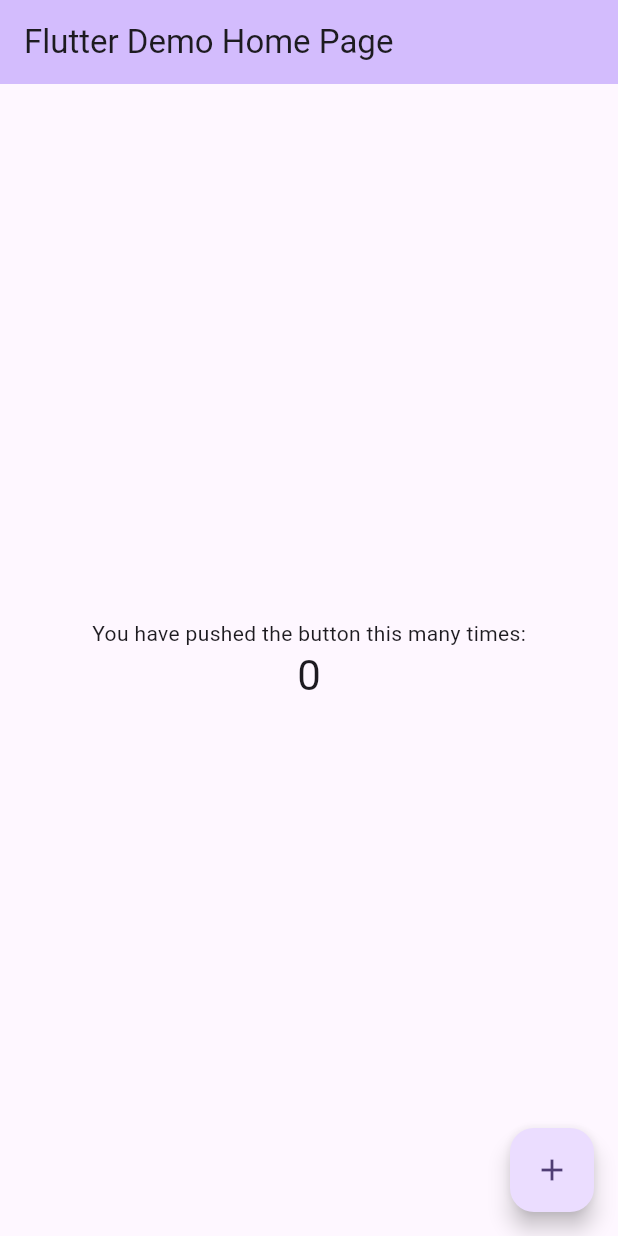
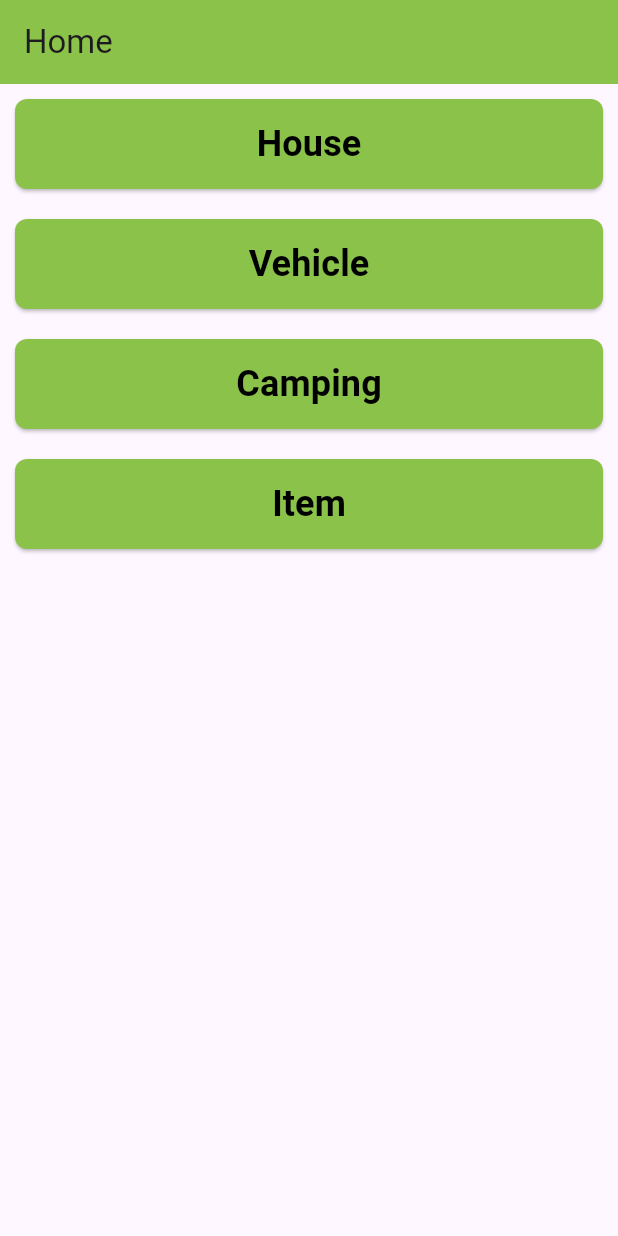
Before and after one commit to PasinduSandamalSenanayake/parippuwa_admin, a Flutter app: the screen it shows after launch, on a phone screen of 412 x 824 dp. Run offline on Flutter 3.47's test engine with Material 3 defaults, Android fonts, the phone set to English and light mode, and no system bars; our stand-ins replace firebase_core; accounts and stored records are empty.

Commit message:
add house

```diff
--- a/lib/main.dart
+++ b/lib/main.dart
@@ -1,125 +1,27 @@
 import 'package:flutter/material.dart';
+import 'package:firebase_core/firebase_core.dart';
+import 'package:parippuwa_admin/screen/home.dart';
+import 'firebase_options.dart';
 
-void main() {
+void main() async {
+  WidgetsFlutterBinding.ensureInitialized();
+  await Firebase.initializeApp(
+    options: DefaultFirebaseOptions.currentPlatform,
+  );
   runApp(const MyApp());
 }
 
 class MyApp extends StatelessWidget {
   const MyApp({super.key});
-
-  // This widget is the root of your application.
   @override
   Widget build(BuildContext context) {
     return MaterialApp(
       title: 'Flutter Demo',
       theme: ThemeData(
-        // This is the theme of your application.
-        //
-        // TRY THIS: Try running your application with "flutter run". You'll see
-        // the application has a purple toolbar. Then, without quitting the app,
-        // try changing the seedColor in the colorScheme below to Colors.green
-        // and then invoke "hot reload" (save your changes or press the "hot
-        // reload" button in a Flutter-supported IDE, or press "r" if you used
-        // the command line to start the app).
-        //
-        // Notice that the counter didn't reset back to zero; the application
-        // state is not lost during the reload. To reset the state, use hot
-        // restart instead.
-        //
-        // This works for code too, not just values: Most code changes can be
-        // tested with just a hot reload.
         colorScheme: ColorScheme.fromSeed(seedColor: Colors.deepPurple),
         useMaterial3: true,
       ),
-      home: const MyHomePage(title: 'Flutter Demo Home Page'),
+      home: const Home(),
     );
   }
 }
-
-class MyHomePage extends StatefulWidget {
-  const MyHomePage({super.key, required this.title});
-
-  // This widget is the home page of your application. It is stateful, meaning
-  // that it has a State object (defined below) that contains fields that affect
-  // how it looks.
-
-  // This class is the configuration for the state. It holds the values (in this
-  // case the title) provided by the parent (in this case the App widget) and
-  // used by the build method of the State. Fields in a Widget subclass are
-  // always marked "final".
-
-  final String title;
-
-  @override
-  State<MyHomePage> createState() => _MyHomePageState();
-}
-
-class _MyHomePageState extends State<MyHomePage> {
-  int _counter = 0;
-
-  void _incrementCounter() {
-    setState(() {
-      // This call to setState tells the Flutter framework that something has
-      // changed in this State, which causes it to rerun the build method below
-      // so that the display can reflect the updated values. If we changed
-      // _counter without calling setState(), then the build method would not be
-      // called again, and so nothing would appear to happen.
-      _counter++;
-    });
-  }
-
-  @override
-  Widget build(BuildContext context) {
-    // This method is rerun every time setState is called, for instance as done
-    // by the _incrementCounter method above.
-    //
-    // The Flutter framework has been optimized to make rerunning build methods
-    // fast, so that you can just rebuild anything that needs updating rather
-    // than having to individually change instances of widgets.
-    return Scaffold(
-      appBar: AppBar(
-        // TRY THIS: Try changing the color here to a specific color (to
-        // Colors.amber, perhaps?) and trigger a hot reload to see the AppBar
-        // change color while the other colors stay the same.
-        backgroundColor: Theme.of(context).colorScheme.inversePrimary,
-        // Here we take the value from the MyHomePage object that was created by
-        // the App.build method, and use it to set our appbar title.
-        title: Text(widget.title),
-      ),
-      body: Center(
-        // Center is a layout widget. It takes a single child and positions it
-        // in the middle of the parent.
-        child: Column(
-          // Column is also a layout widget. It takes a list of children and
-          // arranges them vertically. By default, it sizes itself to fit its
-          // children horizontally, and tries to be as tall as its parent.
-          //
-          // Column has various properties to control how it sizes itself and
-          // how it positions its children. Here we use mainAxisAlignment to
-          // center the children vertically; the main axis here is the vertical
-          // axis because Columns are vertical (the cross axis would be
-          // horizontal).
-          //
-          // TRY THIS: Invoke "debug painting" (choose the "Toggle Debug Paint"
-          // action in the IDE, or press "p" in the console), to see the
-          // wireframe for each widget.
-          mainAxisAlignment: MainAxisAlignment.center,
-          children: <Widget>[
-            const Text(
-              'You have pushed the button this many times:',
-            ),
-            Text(
-              '$_counter',
-              style: Theme.of(context).textTheme.headlineMedium,
-            ),
-          ],
-        ),
-      ),
-      floatingActionButton: FloatingActionButton(
-        onPressed: _incrementCounter,
-        tooltip: 'Increment',
-        child: const Icon(Icons.add),
-      ), // This trailing comma makes auto-formatting nicer for build methods.
-    );
-  }
-}
--- /dev/null
+++ b/lib/screen/home.dart
@@ -0,0 +1,135 @@
+import 'package:flutter/material.dart';
+import 'package:parippuwa_admin/screen/house/house.dart';
+
+class Home extends StatefulWidget {
+  const Home({super.key});
+
+  @override
+  State<Home> createState() => _HomeState();
+}
+
+class _HomeState extends State<Home> {
+  @override
+  Widget build(BuildContext context) {
+    return Scaffold(
+      appBar: AppBar(
+        title: Text("Home"),
+        backgroundColor: Colors.lightGreen,
+      ),
+      body: Padding(
+        padding: const EdgeInsets.all(10),
+        child: Column(
+          children: [
+            house(),
+            SizedBox(
+              height: 20,
+            ),
+            vehicle(),
+            SizedBox(
+              height: 20,
+            ),
+            camping(),
+            SizedBox(
+              height: 20,
+            ),
+            item(),
+            SizedBox(
+              height: 20,
+            ),
+          ],
+        ),
+      ),
+    );
+  }
+
+  Widget house() {
+    return Container(
+      height: 60,
+      width: double.infinity,
+      child: ElevatedButton(
+        onPressed: () {
+          Navigator.push(
+              context, MaterialPageRoute(builder: (context) => House()));
+        },
+        style: ElevatedButton.styleFrom(
+          backgroundColor: Colors.lightGreen,
+          padding: const EdgeInsets.all(10),
+          shape: RoundedRectangleBorder(
+            borderRadius: BorderRadius.circular(8.0),
+          ),
+        ),
+        child: Text(
+          "House",
+          style: TextStyle(
+              color: Colors.black, fontSize: 24, fontWeight: FontWeight.bold),
+        ),
+      ),
+    );
+  }
+
+  Widget vehicle() {
+    return Container(
+      height: 60,
+      width: double.infinity,
+      child: ElevatedButton(
+        onPressed: () {},
+        style: ElevatedButton.styleFrom(
+          backgroundColor: Colors.lightGreen,
+          padding: const EdgeInsets.all(10),
+          shape: RoundedRectangleBorder(
+            borderRadius: BorderRadius.circular(8.0),
+          ),
+        ),
+        child: Text(
+          "Vehicle",
+          style: TextStyle(
+              color: Colors.black, fontSize: 24, fontWeight: FontWeight.bold),
+        ),
+      ),
+    );
+  }
+
+  Widget camping() {
+    return Container(
+      height: 60,
+      width: double.infinity,
+      child: ElevatedButton(
+        onPressed: () {},
+        style: ElevatedButton.styleFrom(
+          backgroundColor: Colors.lightGreen,
+          padding: const EdgeInsets.all(10),
+          shape: RoundedRectangleBorder(
+            borderRadius: BorderRadius.circular(8.0),
+          ),
+        ),
+        child: Text(
+          "Camping",
+          style: TextStyle(
+              color: Colors.black, fontSize: 24, fontWeight: FontWeight.bold),
+        ),
+      ),
+    );
+  }
+
+  Widget item() {
+    return Container(
+      height: 60,
+      width: double.infinity,
+      child: ElevatedButton(
+        onPressed: () {},
+        style: ElevatedButton.styleFrom(
+          backgroundColor: Colors.lightGreen,
+          padding: const EdgeInsets.all(10),
+          shape: RoundedRectangleBorder(
+            borderRadius: BorderRadius.circular(8.0),
+          ),
+        ),
+        child: Text(
+          "Item",
+          style: TextStyle(
+              color: Colors.black, fontSize: 24, fontWeight: FontWeight.bold),
+        ),
+      ),
+    );
+  }
+}
--- /dev/null
+++ b/lib/screen/house/house.dart
@@ -0,0 +1,32 @@
+import 'package:flutter/material.dart';
+import 'package:parippuwa_admin/screen/house/add_house.dart';
+
+class House extends StatefulWidget {
+  const House({super.key});
+
+  @override
+  State<House> createState() => _HouseState();
+}
+
+class _HouseState extends State<House> {
+  @override
+  Widget build(BuildContext context) {
+    return Scaffold(
+        appBar: AppBar(
+          title: Text("House"),
+          backgroundColor: Colors.lightGreen,
+        ),
+        floatingActionButton: FloatingActionButton(
+          onPressed: () {
+            Navigator.of(context).push(
+              MaterialPageRoute(builder: (context) => AddHouse()),
+            );
+          },
+          backgroundColor: Colors.lightGreen,
+          child: Icon(
+            Icons.add,
+            size: 30,
+          ),
+        ));
+  }
+}
```
Also changed, not shown: lib/screen/house/add_house.dart (added, +209 -0 lines), pubspec.yaml (+36 -65 lines), firebase.json (added), lib/firebase_options.dart (added), pubspec.lock, 3 other files.
